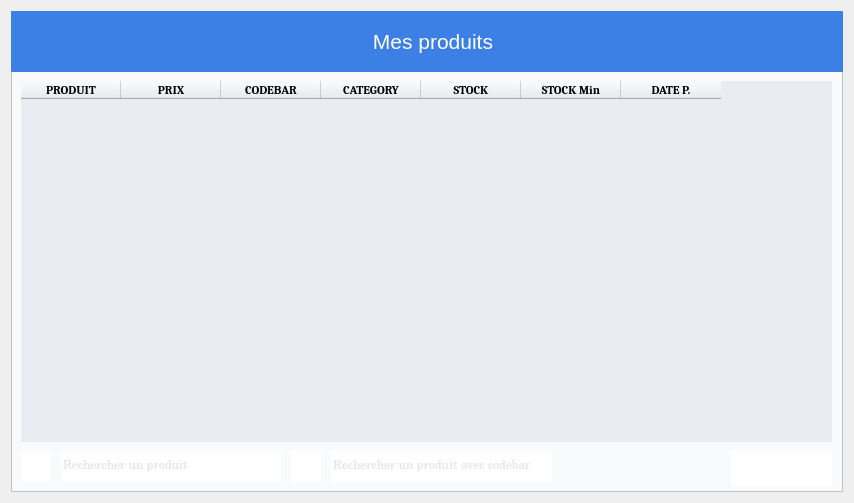
First picture: the form in DESIGN/DIALOGS/MyProduct.ui, repository indigene-way/ERP_business_Manager, before the edit.
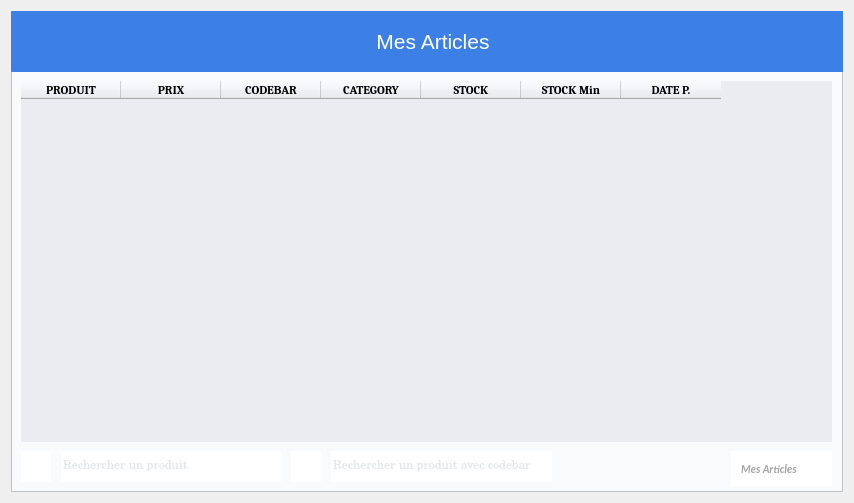
Second picture: the form after the edit. Icons and pictures are not drawn.

```diff
--- a/DESIGN/DIALOGS/MyProduct.ui
+++ b/DESIGN/DIALOGS/MyProduct.ui
@@ -204,7 +204,7 @@
          <string notr="true">QPushButton{background-color:#3c80e5; color : white; border: 0px solid #2f4f4f  ; border-radius: 0.5px; text-align:center;padding-left:10px;}</string>
         </property>
         <property name="text">
-         <string>Mes produits</string>
+         <string>Mes Articles</string>
         </property>
         <property name="icon">
          <iconset>
@@ -308,12 +308,12 @@
          <bool>false</bool>
         </property>
         <property name="styleSheet">
-         <string notr="true">QPushButton{background-color:white; color : white; border: 0px solid #000028 ;  text-align:left; padding-left:10px;}
-QPushButton:hover{background-color:white;color:#a4a5a7;border: 0px solid #ecf0f5}
+         <string notr="true">QPushButton{background-color:white; color : #a4a5a7; border: 0px solid #000028 ;  text-align:left; padding-left:10px;}
+QPushButton:hover{background-color:white;color:white;border: 0px solid #ecf0f5}
 QPushButton:focus{color:#00ea00}</string>
         </property>
         <property name="text">
-         <string>Mes produits</string>
+         <string>Mes Articles</string>
         </property>
         <property name="icon">
          <iconset>
```
